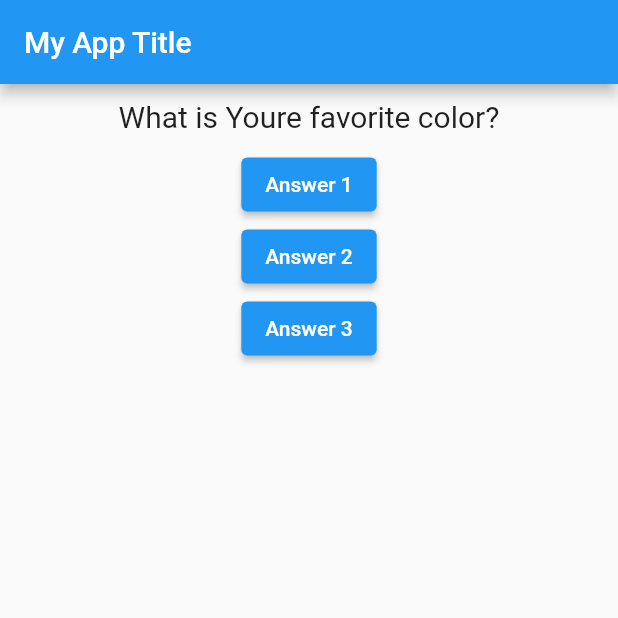
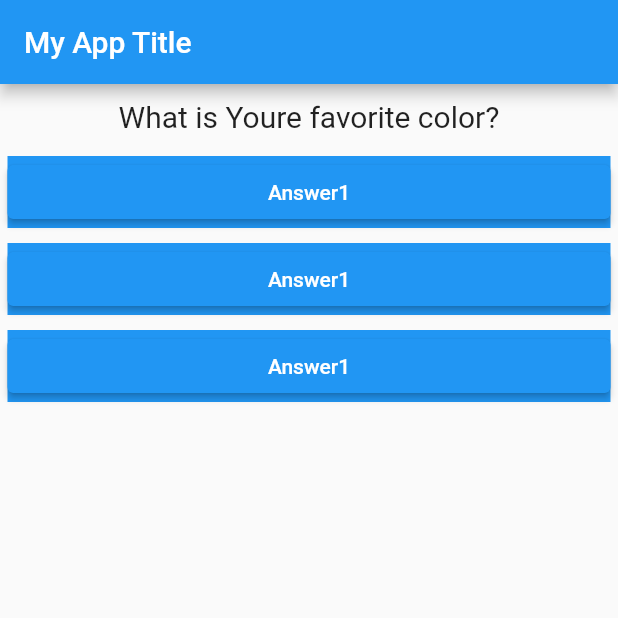
Before and after one commit to atocodes/geez_nums_android, a Flutter app: the screen it shows after launch, on a phone screen of 412 x 824 dp, the top half of it. Run offline on Flutter 3.47's test engine with Material 2 defaults, Android fonts, the phone set to English and light mode, and no system bars.

```diff
--- /dev/null
+++ b/lib/answer.dart
@@ -0,0 +1,18 @@
+import 'package:flutter/material.dart';
+
+class Answer extends StatelessWidget {
+  final VoidCallback selectHandler;
+  Answer(this.selectHandler);
+
+  @override
+  Widget build(BuildContext context) {
+    return Container(
+        width: double.infinity,
+        color : Colors.blue,
+        margin : EdgeInsets.all(5),
+        child: ElevatedButton(
+          child: Text('Answer1'),
+          onPressed: selectHandler,
+        ));
+  }
+}
--- a/lib/main.dart
+++ b/lib/main.dart
@@ -1,5 +1,6 @@
 import 'package:flutter/material.dart';
 import './question.dart';
+import './answer.dart';
 
 void main() => runApp(MyApp());
 
@@ -45,13 +46,9 @@ class _MyAppState extends State<MyApp> {
       body: Column(
         children: [
           Question(questions[_questionIndex]),
-          ElevatedButton(child: Text('Answer 1'), onPressed: _answerQuestion),
-          ElevatedButton(
-              child: Text('Answer 2'),
-              onPressed: () => print('answer 2 Chosen')),
-          ElevatedButton(
-              child: Text('Answer 3'),
-              onPressed: () => print('Answer 3 Chosen')),
+          Answer(_answerQuestion),
+          Answer(_answerQuestion),
+          Answer(_answerQuestion),
         ],
       ),
     ));
```
